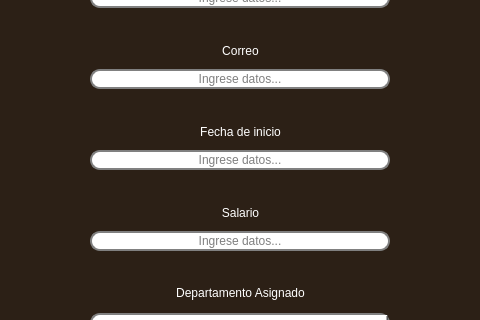
Before: the Qt Designer form ui/empleados.ui in n1enkew/Sistema-de-Empleados, drawn with Qt 5; both pictures show x 334 to 814 and y 443 to 763 of the 1149 by 871 pixel window.
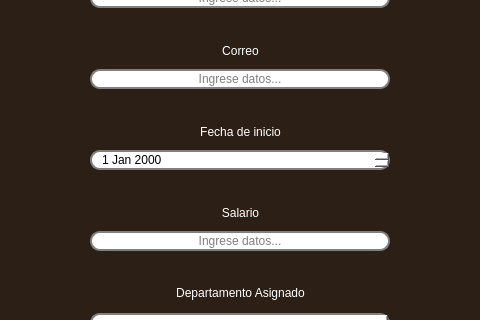
After: the same form once the commit is applied. The open tabs and pages were chosen to show the change.

Commit message: Empleado UI & Model: DB fix, CRUD wiring

```diff
--- a/ui/empleados.ui
+++ b/ui/empleados.ui
@@ -1018,6 +1018,7 @@
            <widget class="QWidget" name="modificar_eliminar">
             <property name="styleSheet">
              <string notr="true">QLineEdit {
+	color: black;
     border: 2px solid gray;
     border-radius: 10px;
     padding: 0 8px;
@@ -1026,6 +1027,16 @@
 }
 
 QComboBox {
+	color: black;
+    border: 2px solid gray;
+    border-radius: 10px;
+    padding: 0 8px;
+    background: white;
+	placeholder-text-color: #767e89;
+}
+
+QDateEdit {
+	color: black;
     border: 2px solid gray;
     border-radius: 10px;
     padding: 0 8px;
@@ -1620,9 +1631,9 @@
                     <number>0</number>
                    </property>
                    <item>
-                    <widget class="QLineEdit" name="m_fecha_inicio">
+                    <widget class="QDateEdit" name="m_fecha_inicio">
                      <property name="sizePolicy">
-                      <sizepolicy hsizetype="Preferred" vsizetype="Maximum">
+                      <sizepolicy hsizetype="Preferred" vsizetype="Fixed">
                        <horstretch>0</horstretch>
                        <verstretch>0</verstretch>
                       </sizepolicy>
@@ -1633,15 +1644,6 @@
                        <height>16777215</height>
                       </size>
                      </property>
-                     <property name="styleSheet">
-                      <string notr="true"/>
-                     </property>
-                     <property name="alignment">
-                      <set>Qt::AlignCenter</set>
-                     </property>
-                     <property name="placeholderText">
-                      <string>Ingrese datos...</string>
-                     </property>
                     </widget>
                    </item>
                   </layout>
```
Left out of the diff: 12 changed lines with no effect on the pictures. The commit also changes 5 other files.
